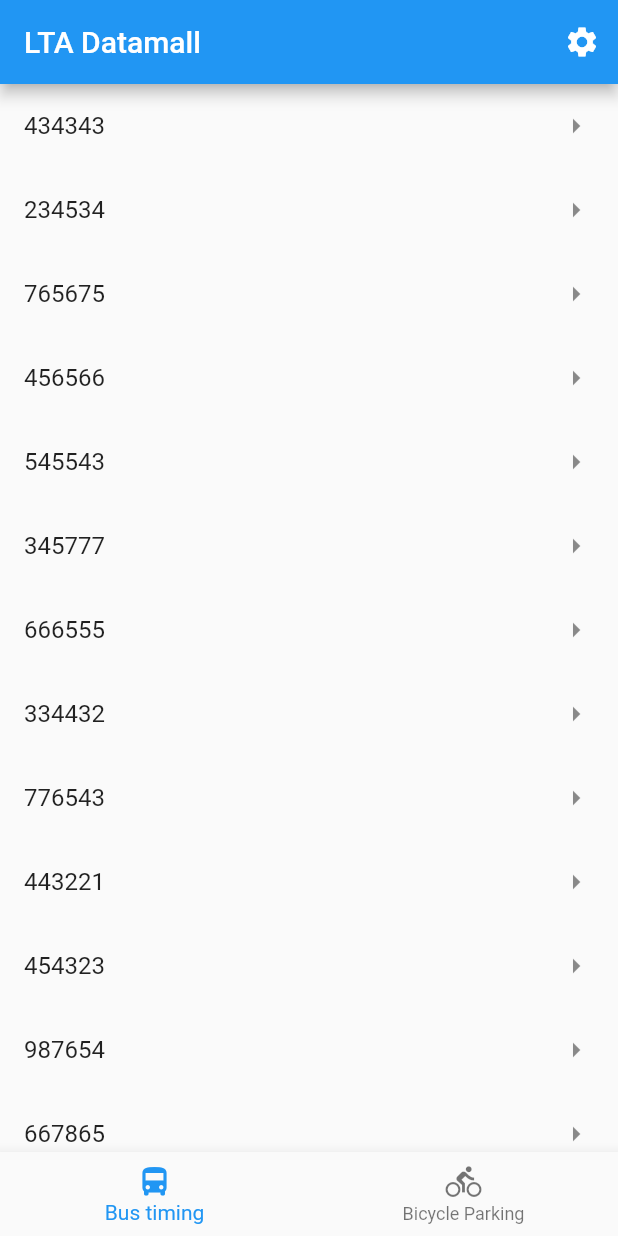
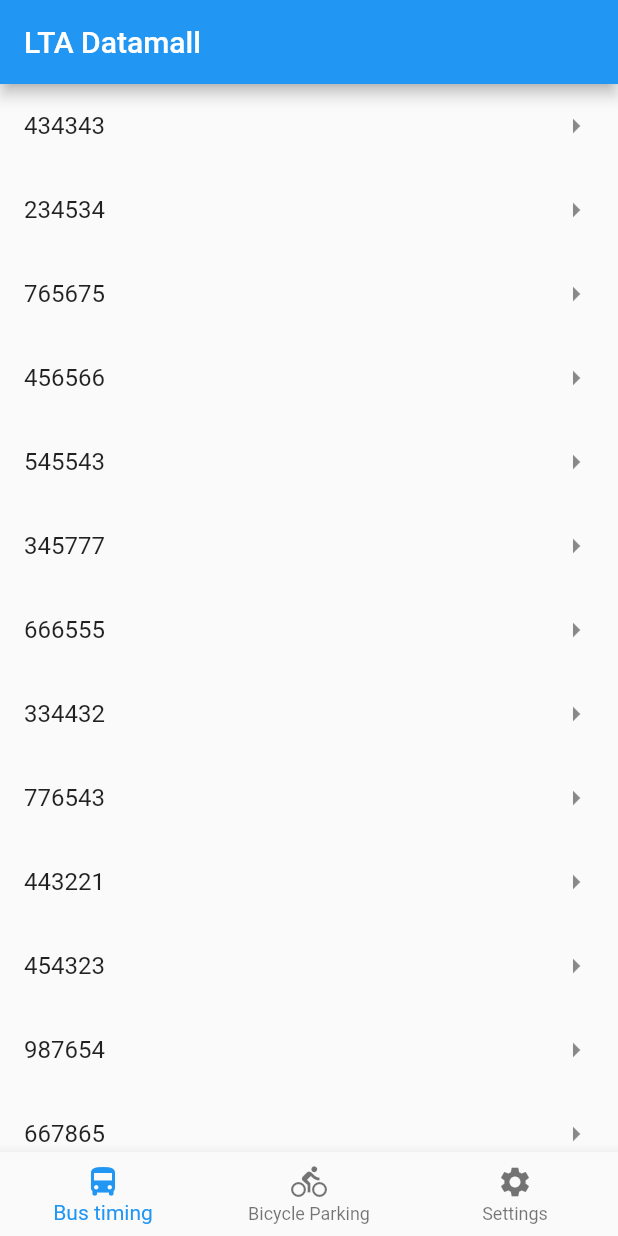
Before and after one commit to bytecrumbs/sglandtransport, a Flutter app: the screen it shows after launch, on a phone screen of 412 x 824 dp. Run offline on Flutter 3.47's test engine with Material 2 defaults, Android fonts, the phone set to English and light mode, and no system bars.

Commit message:
move settings to bottom navigation

```diff
--- a/lib/main.dart
+++ b/lib/main.dart
@@ -49,20 +49,13 @@ class _MainAppState extends State<MainApp> {
   List<Widget> pageList = <Widget>[
     BusStops(),
     BicycleParking(),
+    Settings(),
   ];
   @override
   Widget build(BuildContext context) {
     return Scaffold(
       appBar: AppBar(
         title: const Text('LTA Datamall'),
-        actions: <Widget>[
-          IconButton(
-            onPressed: () {
-              Navigator.pushNamed(context, Settings.id);
-            },
-            icon: Icon(Icons.settings),
-          )
-        ],
       ),
       body: PageTransitionSwitcher(
         transitionBuilder: (
@@ -94,6 +87,10 @@ class _MainAppState extends State<MainApp> {
             icon: Icon(Icons.directions_bike),
             title: const Text('Bicycle Parking'),
           ),
+          BottomNavigationBarItem(
+            icon: Icon(Icons.settings),
+            title: const Text('Settings'),
+          ),
         ],
       ),
     );
```
Also changed, not shown: lib/screens/settings.dart (+2 -6 lines).
